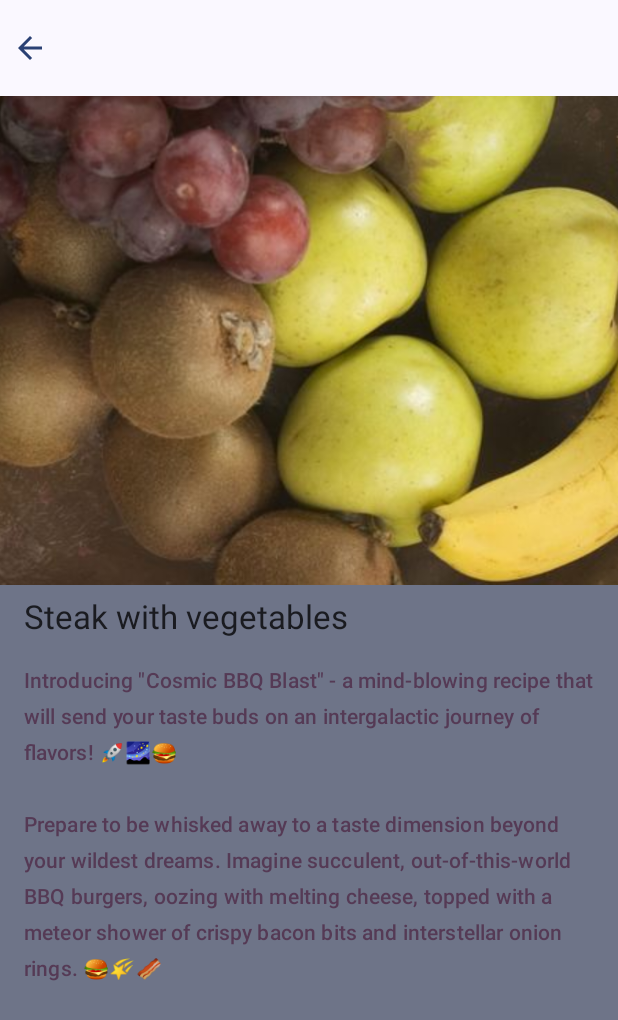
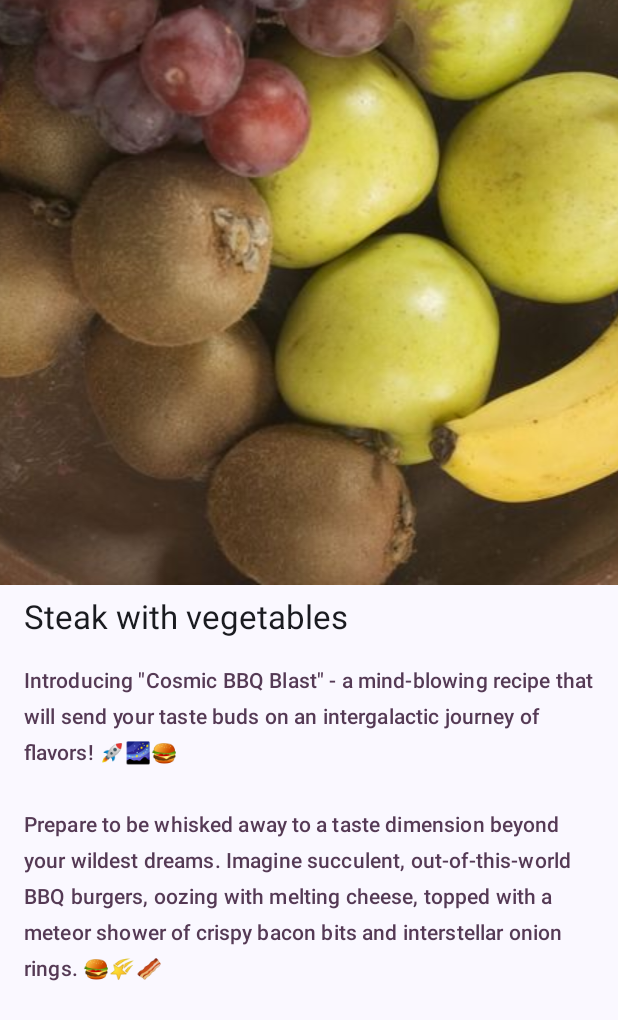
Before and after one commit to mustafa-sab3alarab/DynamicThemeToggle, an Android app built with Jetpack Compose: the DetailsScreen screen opened through its navigation route, on a phone screen of 412 x 824 dp. Shown: the top 1020 px of the screen. Run offline under Robolectric (Android 15) with nearby library versions, the phone set to English and light mode, and no system bars; our stand-ins replace accompanist.

Commit message:
fix background color

```diff
--- a/animatedSwitch/src/main/java/com/fighter/animatedswitch/ThemeSwitcher.kt
+++ b/animatedSwitch/src/main/java/com/fighter/animatedswitch/ThemeSwitcher.kt
@@ -72,9 +72,9 @@ fun ThemeSwitcher(
                 .padding(all = padding)
                 .clip(shape = toggleShape)
                 .background(MaterialTheme.colorScheme.primary)
-        ) {}
+        )
         Row(
-            modifier = Modifier
+            modifier = modifier
                 .border(
                     border = BorderStroke(
                         width = borderWidth,
--- a/app/src/main/java/com/pearl/team/dynamicthemetoggle/ThemeNavGraph.kt
+++ b/app/src/main/java/com/pearl/team/dynamicthemetoggle/ThemeNavGraph.kt
@@ -1,11 +1,10 @@
 package com.pearl.team.dynamicthemetoggle
-import android.content.res.Resources.Theme
 import androidx.compose.runtime.Composable
 import androidx.compose.runtime.CompositionLocalProvider
 import androidx.compose.runtime.compositionLocalOf
 import androidx.navigation.NavHostController
 import androidx.navigation.compose.NavHost
-import com.donat.ui.screens.details.detailsScreenRoute
+import com.pearl.team.dynamicthemetoggle.ui.screens.details.detailsScreenRoute
 import com.donat.ui.screens.home.homeScreenRoute
 
 private const val START_DESTINATION ="home"
--- a/app/src/main/java/com/pearl/team/dynamicthemetoggle/ui/screens/details/DetailsScreen.kt
+++ b/app/src/main/java/com/pearl/team/dynamicthemetoggle/ui/screens/details/DetailsScreen.kt
@@ -3,25 +3,17 @@ package com.pearl.team.dynamicthemetoggle.ui.screens.details
 import android.annotation.SuppressLint
 import androidx.compose.foundation.Image
 import androidx.compose.foundation.background
-import androidx.compose.foundation.clickable
 
 
 import androidx.compose.foundation.layout.Column
 import androidx.compose.foundation.layout.Spacer
-import androidx.compose.foundation.layout.fillMaxHeight
 import androidx.compose.foundation.layout.fillMaxSize
-import androidx.compose.foundation.layout.fillMaxWidth
 import androidx.compose.foundation.layout.height
 import androidx.compose.foundation.layout.padding
 import androidx.compose.foundation.rememberScrollState
 import androidx.compose.foundation.verticalScroll
-import androidx.compose.material3.CenterAlignedTopAppBar
-import androidx.compose.material3.ExperimentalMaterial3Api
-import androidx.compose.material3.Icon
 import androidx.compose.material3.MaterialTheme
-import androidx.compose.material3.Scaffold
 import androidx.compose.material3.Text
-import androidx.compose.material3.TopAppBarDefaults
 import androidx.compose.runtime.Composable
 import androidx.compose.ui.Modifier
 import androidx.compose.ui.draw.scale
@@ -31,39 +23,14 @@ import androidx.compose.ui.res.stringResource
 import androidx.compose.ui.tooling.preview.Preview
 import androidx.compose.ui.unit.dp
 import androidx.compose.ui.unit.sp
-import com.donat.ui.screens.details.onBack
-import com.pearl.team.dynamicthemetoggle.LocalNavController
 import com.pearl.team.dynamicthemetoggle.R
 import com.pearl.team.dynamicthemetoggle.ui.theme.Typography
 
 
-@OptIn(ExperimentalMaterial3Api::class)
 @SuppressLint("UnusedMaterial3ScaffoldPaddingParameter")
 @Composable
 fun DetailsScreen() {
-    val navController = LocalNavController.current
-    Scaffold(
-        containerColor = MaterialTheme.colorScheme.background,
-        topBar = {
-            CenterAlignedTopAppBar(
-                title = {
-                },
-                navigationIcon = {
-                    Icon(
-                        painter = painterResource(R.drawable.baseline_arrow_back_24),
-                        contentDescription = "", modifier = Modifier
-                            .padding(4.dp)
-                            .clickable { navController.onBack() },
-                        tint = MaterialTheme.colorScheme.primary
-                    )
-                },
-                colors = TopAppBarDefaults.smallTopAppBarColors(containerColor = MaterialTheme.colorScheme.background),
-            )
-        },
-    ) {
-        DetailsContent()
-    }
-
+    DetailsContent()
 }
 
 @Composable
@@ -72,7 +39,7 @@ fun DetailsContent() {
         modifier = Modifier
             .fillMaxSize()
             .verticalScroll(rememberScrollState())
-            .background(color = MaterialTheme.colorScheme.secondaryContainer)
+            .background(color = MaterialTheme.colorScheme.background)
     )
     {
 
@@ -83,7 +50,6 @@ fun DetailsContent() {
             modifier = Modifier
                 .height(300.dp)
                 .scale(1.6f)
-                .padding(top = 85.dp),
         )
         Spacer(modifier = Modifier.height(90.dp))
         Text(
--- a/app/src/main/java/com/pearl/team/dynamicthemetoggle/ui/screens/details/detailsRoute.kt
+++ b/app/src/main/java/com/pearl/team/dynamicthemetoggle/ui/screens/details/detailsRoute.kt
@@ -1,9 +1,8 @@
-package com.donat.ui.screens.details
+package com.pearl.team.dynamicthemetoggle.ui.screens.details
 
 import androidx.navigation.NavController
 import androidx.navigation.NavGraphBuilder
 import androidx.navigation.compose.composable
-import com.pearl.team.dynamicthemetoggle.ui.screens.details.DetailsScreen
 
 private const  val  ROUTE ="details"
 
--- a/app/src/main/java/com/pearl/team/dynamicthemetoggle/ui/screens/home/HomeScreen.kt
+++ b/app/src/main/java/com/pearl/team/dynamicthemetoggle/ui/screens/home/HomeScreen.kt
@@ -2,28 +2,21 @@ package com.pearl.team.dynamicthemetoggle.ui.screens.home
 
 import ImageSlider
 import android.annotation.SuppressLint
-import android.content.res.Configuration
 import androidx.compose.animation.AnimatedContent
-import androidx.compose.animation.ExperimentalAnimationApi
 import androidx.compose.animation.core.Animatable
-import androidx.compose.animation.core.animateDpAsState
 import androidx.compose.animation.core.tween
 import androidx.compose.animation.fadeIn
 import androidx.compose.animation.fadeOut
 import androidx.compose.animation.scaleOut
 import androidx.compose.animation.togetherWith
-import androidx.compose.animation.with
 import androidx.compose.foundation.ExperimentalFoundationApi
 import androidx.compose.foundation.background
 import androidx.compose.foundation.layout.Box
 import androidx.compose.foundation.layout.Column
 import androidx.compose.foundation.layout.fillMaxSize
 import androidx.compose.foundation.layout.fillMaxWidth
-import androidx.compose.foundation.layout.height
 import androidx.compose.foundation.layout.padding
-import androidx.compose.foundation.layout.width
 import androidx.compose.foundation.pager.rememberPagerState
-import androidx.compose.foundation.shape.RoundedCornerShape
 import androidx.compose.material3.MaterialTheme
 import androidx.compose.material3.Surface
 import androidx.compose.material3.Text
@@ -38,12 +31,10 @@ import androidx.compose.ui.Modifier
 import androidx.compose.ui.draw.clip
 import androidx.compose.ui.geometry.Offset
 import androidx.compose.ui.graphics.Color
-import androidx.compose.ui.platform.LocalConfiguration
 import androidx.compose.ui.res.stringResource
-import androidx.compose.ui.unit.Dp
 import androidx.compose.ui.unit.dp
 import androidx.compose.ui.unit.sp
-import com.donat.ui.screens.details.toDetails
+import com.pearl.team.dynamicthemetoggle.ui.screens.details.toDetails
 import com.fighter.animatedswitch.ThemeSwitcher
 import com.pearl.team.dynamicthemetoggle.LocalNavController
 import com.pearl.team.dynamicthemetoggle.R
@@ -69,7 +60,6 @@ fun HomeScreen(
     }
 }
 
-@OptIn(ExperimentalAnimationApi::class)
 @Composable
 fun BackgroundAnimation(
     darkTheme: Boolean,
```
